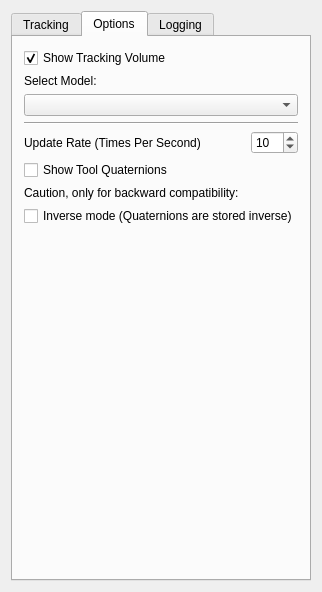
The window that Plugins/org.mitk.gui.qt.igttracking/src/internal/QmitkMITKIGTTrackingToolboxViewControls.ui (MITK/MITK) describes before a commit, drawn with Qt 5.
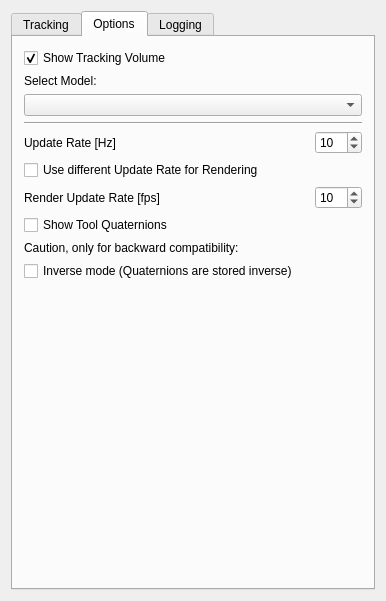
The same window after the commit. The open tabs and pages were chosen to show the change. Custom widgets are drawn as their Qt base class.

Commit message: added gui for seperate update rate ... also modified icons again

Patch:
```diff
--- a/Plugins/org.mitk.gui.qt.igttracking/src/internal/QmitkMITKIGTTrackingToolboxViewControls.ui
+++ b/Plugins/org.mitk.gui.qt.igttracking/src/internal/QmitkMITKIGTTrackingToolboxViewControls.ui
@@ -6,8 +6,8 @@
    <rect>
     <x>0</x>
     <y>0</y>
-    <width>292</width>
-    <height>592</height>
+    <width>386</width>
+    <height>601</height>
    </rect>
   </property>
   <property name="minimumSize">
@@ -371,7 +371,7 @@
          <item>
           <widget class="QLabel" name="m_OptionsUpdateRateLabel">
            <property name="text">
-            <string>Update Rate (Times Per Second)</string>
+            <string>Update Rate [Hz]</string>
            </property>
           </widget>
          </item>
@@ -401,6 +401,62 @@
         </layout>
        </item>
        <item>
+        <widget class="QCheckBox" name="m_UseRenderUpdateRate">
+         <property name="text">
+          <string>Use different Update Rate for Rendering</string>
+         </property>
+        </widget>
+       </item>
+       <item>
+        <layout class="QHBoxLayout" name="horizontalLayout_8" stretch="0,0,0">
+         <item>
+          <widget class="QLabel" name="m_OptionsRenderUpdateRateLable">
+           <property name="text">
+            <string>Render Update Rate [fps]</string>
+           </property>
+          </widget>
+         </item>
+         <item>
+          <spacer name="horizontalSpacer_3">
+           <property name="orientation">
+            <enum>Qt::Horizontal</enum>
+           </property>
+           <property name="sizeHint" stdset="0">
+            <size>
+             <width>40</width>
+             <height>20</height>
+            </size>
+           </property>
+          </spacer>
+         </item>
+         <item>
+          <widget class="QSpinBox" name="m_RenderUpdateRate">
+           <property name="maximum">
+            <number>999</number>
+           </property>
+           <property name="value">
+            <number>10</number>
+           </property>
+          </widget>
+         </item>
+        </layout>
+       </item>
+       <item>
+        <spacer name="verticalSpacer_4">
+         <property name="orientation">
+          <enum>Qt::Vertical</enum>
+         </property>
+         <property name="sizeHint" stdset="0">
+          <size>
+           <width>20</width>
+           <height>100</height>
+          </size>
+         </property>
+        </spacer>
+       </item>
+       <item>
+        <layout class="QVBoxLayout" name="verticalLayout_12">
+         <item>
         <widget class="QCheckBox" name="m_ShowToolQuaternions">
          <property name="text">
           <string>Show Tool Quaternions</string>
@@ -421,6 +477,8 @@
          </property>
         </widget>
        </item>
+        </layout>
+       </item>
        <item>
         <spacer name="verticalSpacer_3">
          <property name="orientation">
@@ -429,7 +487,7 @@
          <property name="sizeHint" stdset="0">
           <size>
            <width>20</width>
-           <height>597</height>
+           <height>600</height>
           </size>
          </property>
         </spacer>
```
Left out of the diff: 2 changed lines with no effect on the pictures. Lines whose indentation alone changed are shown as unchanged. The commit also changes 2 other files.
